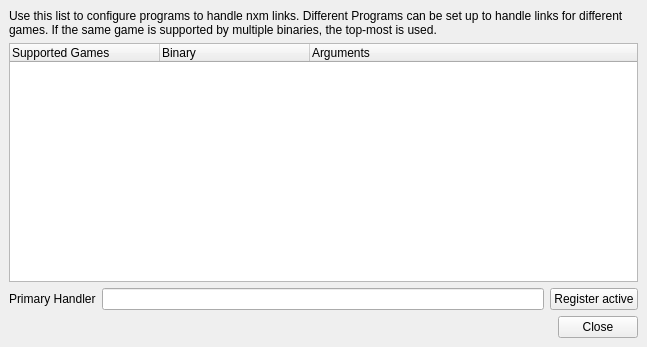
This is src/handlerwindow.ui in ModOrganizer2/modorganizer-nxmhandler as Qt 5 draws it before an edit. The edited form follows.
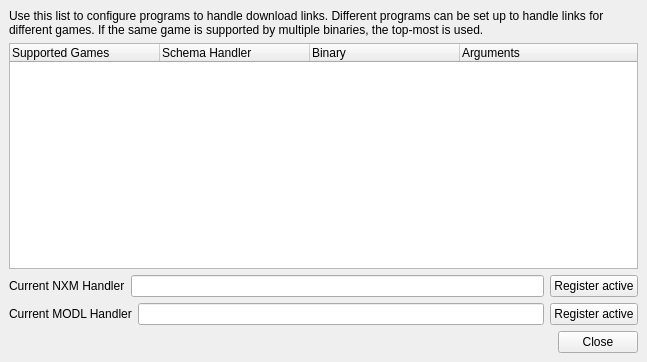
This is the edited form. Icons and pictures are not drawn. Custom widgets are drawn as their Qt base class.

Commit message:
Add MODL schema handling (#24)
* Add MODL schema handling
- Extends entries with 'schema' attribute
- Adds ability to init games with an arg string
- MODL URIs will parse 'name' 'modname' 'version' and 'source' parameters
- Utilizes replacement strings in the launch arg
- Should automigrate old entries to 'nxm' schema
- Should automatically ask to register for MODL

```diff
--- a/src/handlerwindow.ui
+++ b/src/handlerwindow.ui
@@ -7,7 +7,7 @@
     <x>0</x>
     <y>0</y>
     <width>647</width>
-    <height>347</height>
+    <height>362</height>
    </rect>
   </property>
   <property name="windowTitle">
@@ -18,7 +18,7 @@
     <item>
      <widget class="QLabel" name="label">
       <property name="text">
-       <string>Use this list to configure programs to handle nxm links. Different Programs can be set up to handle links for different games. If the same game is supported by multiple binaries, the top-most is used.</string>
+       <string>Use this list to configure programs to handle download links. Different programs can be set up to handle links for different games. If the same game is supported by multiple binaries, the top-most is used.</string>
       </property>
       <property name="wordWrap">
        <bool>true</bool>
@@ -42,6 +42,9 @@
       <property name="itemsExpandable">
        <bool>false</bool>
       </property>
+      <property name="columnCount">
+       <number>4</number>
+      </property>
       <attribute name="headerDefaultSectionSize">
        <number>150</number>
       </attribute>
@@ -50,6 +53,11 @@
         <string>Supported Games</string>
        </property>
       </column>
+      <column>
+       <property name="text">
+        <string>Schema Handler</string>
+       </property>
+      </column>
       <column>
        <property name="text">
         <string>Binary</string>
@@ -67,7 +75,7 @@
       <item>
        <widget class="QLabel" name="label_2">
         <property name="text">
-         <string>Primary Handler</string>
+         <string>Current NXM Handler</string>
         </property>
        </widget>
       </item>
@@ -79,7 +87,28 @@
        </widget>
       </item>
       <item>
-       <widget class="QPushButton" name="registerButton">
+       <widget class="QPushButton" name="registerNXMButton">
+        <property name="text">
+         <string>Register active</string>
+        </property>
+       </widget>
+      </item>
+     </layout>
+    </item>
+    <item>
+     <layout class="QHBoxLayout" name="horizontalLayout_3">
+      <item>
+       <widget class="QLabel" name="label_3">
+        <property name="text">
+         <string>Current MODL Handler</string>
+        </property>
+       </widget>
+      </item>
+      <item>
+       <widget class="QLineEdit" name="modlHandlerView"/>
+      </item>
+      <item>
+       <widget class="QPushButton" name="registerMODLButton">
         <property name="text">
          <string>Register active</string>
         </property>
```
Left out of the diff: 12 changed lines with no effect on the pictures. The commit also changes 9 other files.
